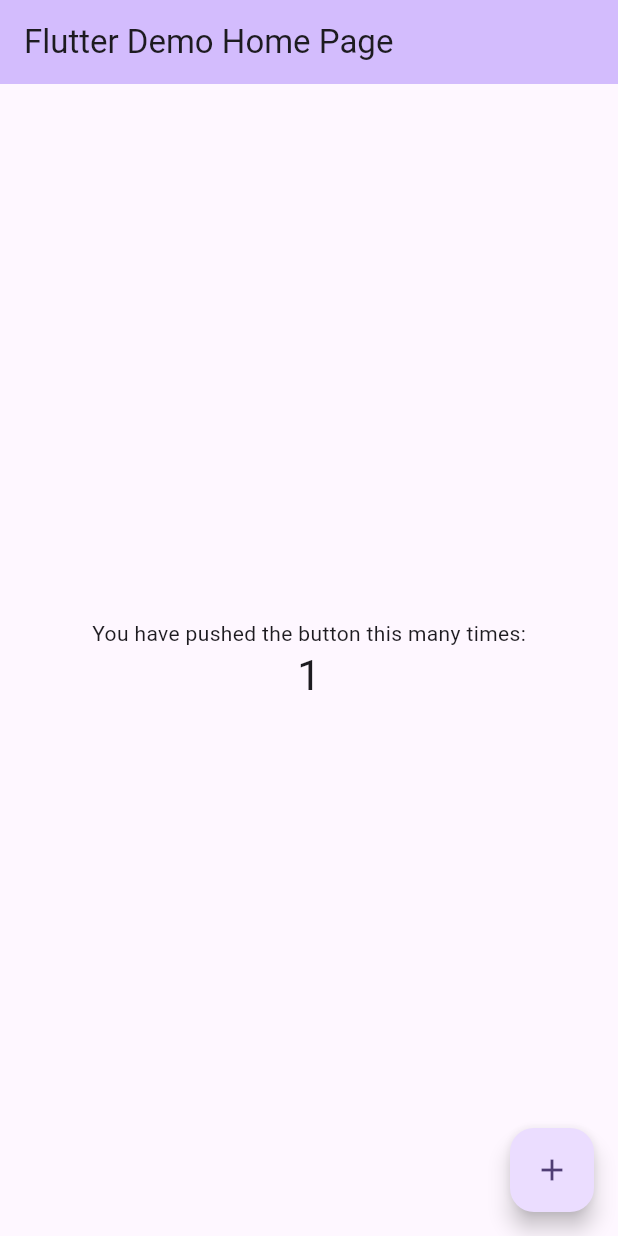
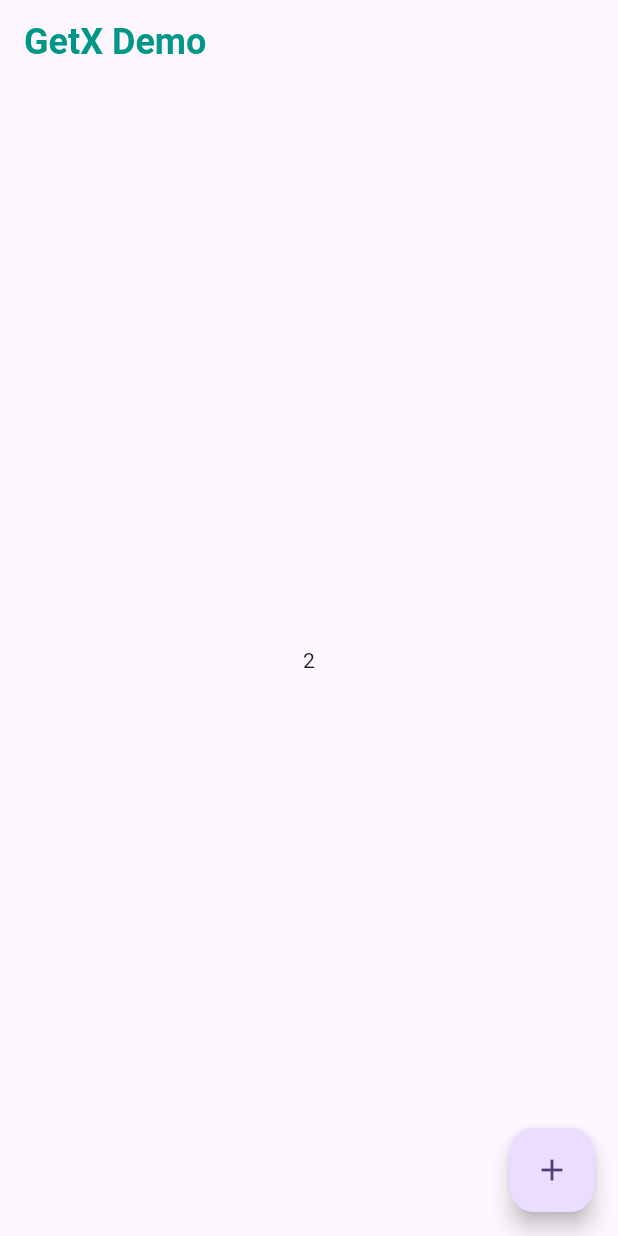
Before and after one commit to jahidh524/getx_demo, a Flutter app: the screen it shows after launch, after a tap on the "add" icon, on a phone screen of 412 x 824 dp. Run offline on Flutter 3.47's test engine with Material 2 defaults, Android fonts, the phone set to English and light mode, and no system bars; our stand-ins replace get.

Commit message:
Counter app

```diff
--- /dev/null
+++ b/lib/counter_controller.dart
@@ -0,0 +1,12 @@
+
+import 'package:get/get.dart';
+
+class CounterController extends GetxController{
+
+  RxInt counter = 1.obs;
+
+  increment(){
+    counter.value++;
+  }
+
+}
--- a/lib/main.dart
+++ b/lib/main.dart
@@ -1,4 +1,6 @@
+import 'package:demo_getx/counter_controller.dart';
 import 'package:flutter/material.dart';
+import 'package:get/get.dart';
 
 void main() {
   runApp(const MyApp());
@@ -7,119 +9,55 @@ void main() {
 class MyApp extends StatelessWidget {
   const MyApp({super.key});
 
-  // This widget is the root of your application.
   @override
   Widget build(BuildContext context) {
     return MaterialApp(
+      debugShowCheckedModeBanner: false,
       title: 'Flutter Demo',
       theme: ThemeData(
-        // This is the theme of your application.
-        //
-        // TRY THIS: Try running your application with "flutter run". You'll see
-        // the application has a blue toolbar. Then, without quitting the app,
-        // try changing the seedColor in the colorScheme below to Colors.green
-        // and then invoke "hot reload" (save your changes or press the "hot
-        // reload" button in a Flutter-supported IDE, or press "r" if you used
-        // the command line to start the app).
-        //
-        // Notice that the counter didn't reset back to zero; the application
-        // state is not lost during the reload. To reset the state, use hot
-        // restart instead.
-        //
-        // This works for code too, not just values: Most code changes can be
-        // tested with just a hot reload.
         colorScheme: ColorScheme.fromSeed(seedColor: Colors.deepPurple),
         useMaterial3: true,
       ),
-      home: const MyHomePage(title: 'Flutter Demo Home Page'),
+      home: const MyHomePage(),
     );
   }
 }
 
 class MyHomePage extends StatefulWidget {
-  const MyHomePage({super.key, required this.title});
-
-  // This widget is the home page of your application. It is stateful, meaning
-  // that it has a State object (defined below) that contains fields that affect
-  // how it looks.
-
-  // This class is the configuration for the state. It holds the values (in this
-  // case the title) provided by the parent (in this case the App widget) and
-  // used by the build method of the State. Fields in a Widget subclass are
-  // always marked "final".
-
-  final String title;
+  const MyHomePage({super.key});
 
   @override
   State<MyHomePage> createState() => _MyHomePageState();
 }
 
 class _MyHomePageState extends State<MyHomePage> {
-  int _counter = 0;
-
-  void _incrementCounter() {
-    setState(() {
-      // This call to setState tells the Flutter framework that something has
-      // changed in this State, which causes it to rerun the build method below
-      // so that the display can reflect the updated values. If we changed
-      // _counter without calling setState(), then the build method would not be
-      // called again, and so nothing would appear to happen.
-      _counter++;
-    });
-  }
-
   @override
   Widget build(BuildContext context) {
-    // This method is rerun every time setState is called, for instance as done
-    // by the _incrementCounter method above.
-    //
-    // The Flutter framework has been optimized to make rerunning build methods
-    // fast, so that you can just rebuild anything that needs updating rather
-    // than having to individually change instances of widgets.
+    final CounterController controller = Get.put(CounterController());
+
     return Scaffold(
       appBar: AppBar(
-        // TRY THIS: Try changing the color here to a specific color (to
-        // Colors.amber, perhaps?) and trigger a hot reload to see the AppBar
-        // change color while the other colors stay the same.
-        backgroundColor: Theme.of(context).colorScheme.inversePrimary,
-        // Here we take the value from the MyHomePage object that was created by
-        // the App.build method, and use it to set our appbar title.
-        title: Text(widget.title),
+        title: const Text(
+          "GetX Demo",
+          style: TextStyle(
+              fontWeight: FontWeight.bold, fontSize: 24, color: Colors.teal),
+        ),
       ),
       body: Center(
-        // Center is a layout widget. It takes a single child and positions it
-        // in the middle of the parent.
-        child: Column(
-          // Column is also a layout widget. It takes a list of children and
-          // arranges them vertically. By default, it sizes itself to fit its
-          // children horizontally, and tries to be as tall as its parent.
-          //
-          // Column has various properties to control how it sizes itself and
-          // how it positions its children. Here we use mainAxisAlignment to
-          // center the children vertically; the main axis here is the vertical
-          // axis because Columns are vertical (the cross axis would be
-          // horizontal).
-          //
-          // TRY THIS: Invoke "debug painting" (choose the "Toggle Debug Paint"
-          // action in the IDE, or press "p" in the console), to see the
-          // wireframe for each widget.
-          mainAxisAlignment: MainAxisAlignment.center,
-          children: <Widget>[
-            const Text(
-              'You have pushed the button this many times:',
-            ),
-            Text(
-              '$_counter',
-              style: Theme.of(context).textTheme.headlineMedium,
-            ),
-          ],
+        child: Obx(
+          () => Column(
+            mainAxisAlignment: MainAxisAlignment.center,
+            crossAxisAlignment: CrossAxisAlignment.center,
+            children: [Text(controller.counter.toString())],
+          ),
         ),
       ),
       floatingActionButton: FloatingActionButton(
-        onPressed: _incrementCounter,
-        tooltip: 'Increment',
+        onPressed: () {
+          controller.increment();
+        },
         child: const Icon(Icons.add),
-      ), // This trailing comma makes auto-formatting nicer for build methods.
+      ),
     );
   }
 }
--- a/pubspec.yaml
+++ b/pubspec.yaml
@@ -28,6 +28,7 @@ environment:
 # the latest version available on pub.dev. To see which dependencies have newer
 # versions available, run `flutter pub outdated`.
 dependencies:
+  get: ^4.6.5
   flutter:
     sdk: flutter
 
```
Also changed, not shown: pubspec.lock.
